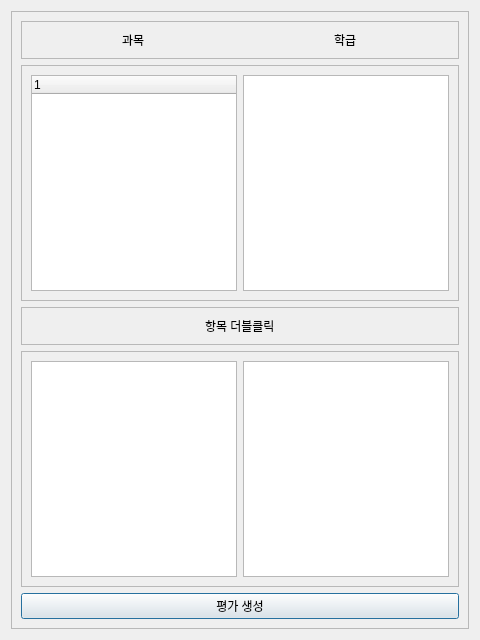
Old version of the form multiAssesInput.ui in the repository chlwodud77/student-assesment-manager.
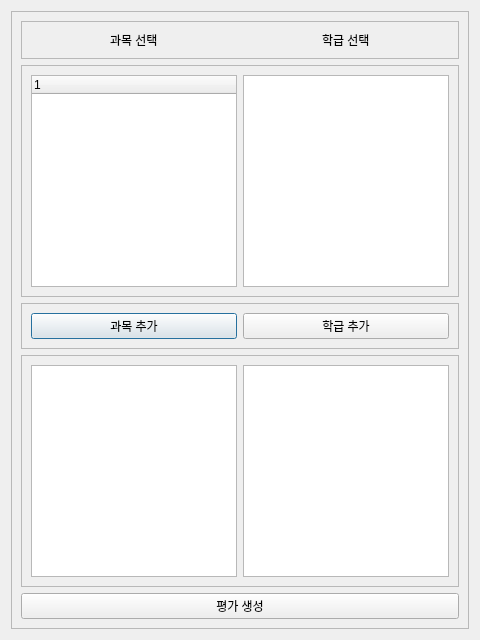
New version of the form.

```diff
--- a/multiAssesInput.ui
+++ b/multiAssesInput.ui
@@ -35,14 +35,14 @@
          <item alignment="Qt::AlignHCenter">
           <widget class="QLabel" name="label">
            <property name="text">
-            <string>과목</string>
+            <string>과목 선택</string>
            </property>
           </widget>
          </item>
          <item alignment="Qt::AlignHCenter">
           <widget class="QLabel" name="label_2">
            <property name="text">
-            <string>학급</string>
+            <string>학급 선택</string>
            </property>
           </widget>
          </item>
@@ -82,10 +82,17 @@
          <enum>QFrame::Raised</enum>
         </property>
         <layout class="QHBoxLayout" name="horizontalLayout_4">
-         <item alignment="Qt::AlignHCenter">
-          <widget class="QLabel" name="label_3">
+         <item>
+          <widget class="QPushButton" name="addSubBtn">
            <property name="text">
-            <string>항목 더블클릭</string>
+            <string>과목 추가</string>
+           </property>
+          </widget>
+         </item>
+         <item>
+          <widget class="QPushButton" name="addClassBtn">
+           <property name="text">
+            <string>학급 추가</string>
            </property>
           </widget>
          </item>
```
Left out of the diff: 15 changed lines with no effect on the pictures.
